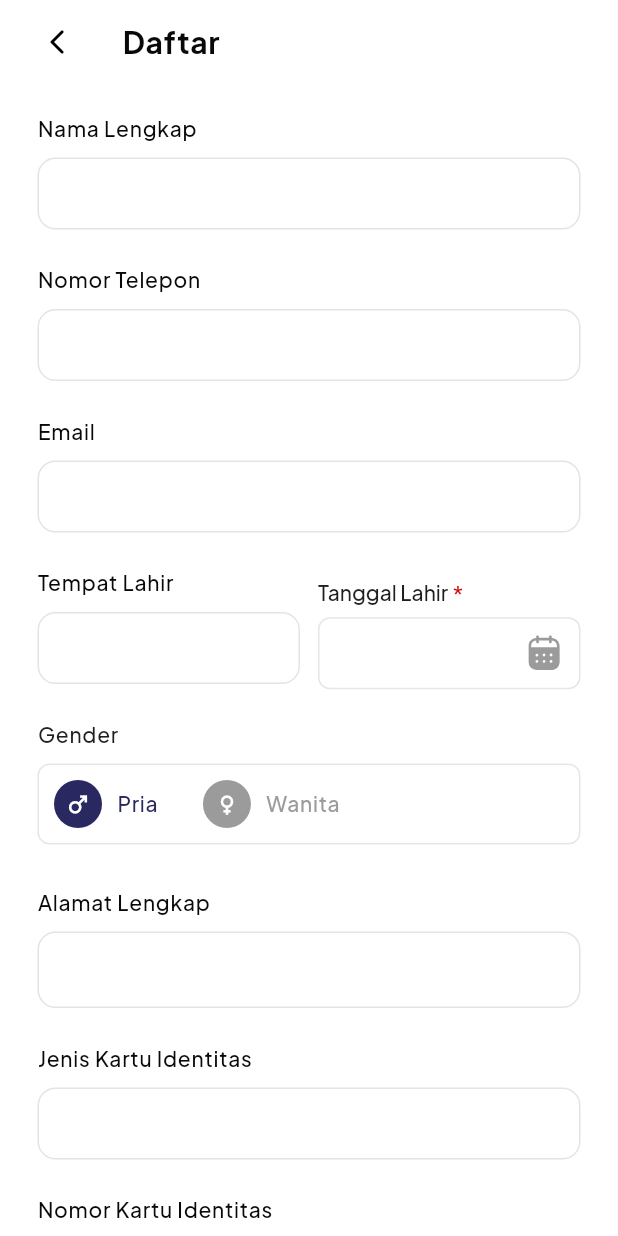
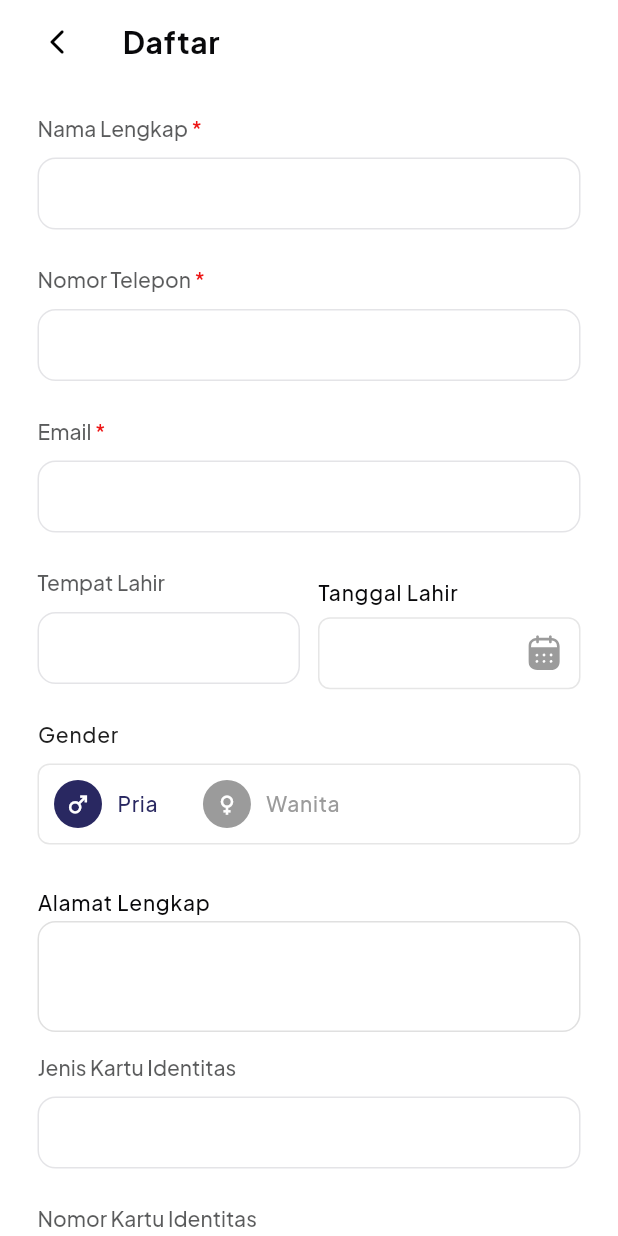
Before and after one commit to khalllishaa/shantika_cubit, a Flutter app: the RegisterScreen screen opened directly, on a phone screen of 412 x 824 dp. Run offline on Flutter 3.47's test engine with Material 3 defaults, Android fonts, the phone set to English and light mode, and no system bars; our stand-ins replace bloc, cached_network_image, chewie, device_info_plus, dio, dotted_line and 31 more; missing offline and left inert: awesome_dio_interceptor, flutter_downloader, flutter_pdfview, with_space_between; accounts and stored records are empty; generated files the repository leaves out were written again; project files that could hold a hidden picture were left out.

Commit message:
fix: [KK] add required custom text form

```diff
--- a/lib/features/authentication/register/register_screen.dart
+++ b/lib/features/authentication/register/register_screen.dart
@@ -92,14 +92,16 @@ class RegisterScreen extends StatelessWidget {
               children: [
                 CustomTextFormField(
                   titleSection: 'Nama Lengkap',
-                  maxLines: 1,
+                  isRequired: true,
                   controller: _nameController,
-                  validator: (val) => val?.isEmpty == true ? 'Nama lengkap harus diisi' : null,
+                  validator: (val) =>
+                  val?.isEmpty == true ? 'Nama lengkap harus diisi' : null,
                 ),
                 SizedBox(height: space400),
 
                 CustomTextFormField(
                   titleSection: 'Nomor Telepon',
+                  isRequired: true,
                   keyboardType: TextInputType.phone,
                   maxLines: 1,
                   controller: _phoneController,
@@ -109,6 +111,7 @@ class RegisterScreen extends StatelessWidget {
 
                 CustomTextFormField(
                   titleSection: 'Email',
+                  isRequired: true,
                   keyboardType: TextInputType.emailAddress,
                   maxLines: 1,
                   controller: _emailController,
@@ -118,7 +121,6 @@ class RegisterScreen extends StatelessWidget {
 
                 Row(
                   children: [
-                    // ✅ Tempat Lahir - pakai CustomTextFormField
                     Expanded(
                       child: CustomTextFormField(
                         titleSection: 'Tempat Lahir',
@@ -127,9 +129,8 @@ class RegisterScreen extends StatelessWidget {
                         validator: (val) => val?.isEmpty == true ? 'Tempat lahir harus diisi' : null,
                       ),
                     ),
-                    const SizedBox(width: 12),
+                    SizedBox(width: spacing4),
 
-                    // ✅ Tanggal Lahir - custom styled dengan SVG icon
                     Expanded(
                       child: _buildDateField(
                         label: 'Tanggal Lahir',
@@ -145,8 +146,8 @@ class RegisterScreen extends StatelessWidget {
                 _buildGenderSelector(),
                 SizedBox(height: space800),
 
-                CustomTextFormField(
-                  titleSection: 'Alamat Lengkap',
+                _buildTextField(
+                  title: "Alamat Lengkap",
                   controller: _addressController,
                   maxLines: 3,
                   validator: (val) => val?.isEmpty == true ? 'Alamat harus diisi' : null,
@@ -198,6 +199,49 @@ class RegisterScreen extends StatelessWidget {
     );
   }
 
+  Widget _buildTextField({
+    required String title,
+    required TextEditingController controller,
+    String? hintText,
+    int maxLines = 1,
+    String? Function(String?)? validator,
+  }) {
+    return Column(
+      crossAxisAlignment: CrossAxisAlignment.start,
+      children: [
+        Text(
+          title,
+          style: smMedium.copyWith(fontWeight: FontWeight.w500),
+        ),
+        SizedBox(height: space100),
+        TextFormField(
+          controller: controller,
+          validator: validator,
+          maxLines: maxLines,
+          decoration: InputDecoration(
+            hintText: hintText,
+            hintStyle: xsMedium.copyWith(color: black300),
+            filled: true,
+            fillColor: Colors.white,
+            contentPadding: EdgeInsets.symmetric(
+              horizontal: 16,
+              vertical: maxLines > 1 ? 16 : 12,
+            ),
+            enabledBorder: OutlineInputBorder(
+              borderRadius: BorderRadius.circular(12),
+              borderSide: BorderSide(color: Colors.grey.shade300, width: 1),
+            ),
+            focusedBorder: OutlineInputBorder(
+              borderRadius: BorderRadius.circular(12),
+              borderSide: BorderSide(color: Colors.grey.shade400, width: 1.2),
+            ),
+          ),
+          style: xsMedium.copyWith(color: black900),
+        ),
+      ],
+    );
+  }
+
   String _parseDateToApi(String dateStr) {
     try {
       final parts = dateStr.split('/');
@@ -221,18 +265,7 @@ class RegisterScreen extends StatelessWidget {
     return Column(
       crossAxisAlignment: CrossAxisAlignment.start,
       children: [
-        RichText(
-          text: TextSpan(
-            text: label,
-            style: smMedium.copyWith(color: textDarkPrimary),
-            children: [
-              TextSpan(
-                text: ' *',
-                style: TextStyle(color: primaryColor700),
-              ),
-            ],
-          ),
-        ),
+        Text('Tanggal Lahir', style: smMedium.copyWith(fontWeight: FontWeight.w500)),
         SizedBox(height: space200),
         TextFormField(
           controller: controller,
--- a/lib/ui/shared_widget/custom_form_field.dart
+++ b/lib/ui/shared_widget/custom_form_field.dart
@@ -8,12 +8,14 @@ class CustomFormField extends StatelessWidget {
   const CustomFormField({
     super.key,
     this.titleSection,
+    this.titleSectionWidget, // ✅ Tambahin ini
     required this.child,
     this.helperText,
     this.helper,
   });
 
   final String? titleSection;
+  final Widget? titleSectionWidget; // ✅ Tambahin ini
   final Widget? helper;
   final String? helperText;
   final Widget child;
@@ -23,14 +25,18 @@ class CustomFormField extends StatelessWidget {
     return Column(
       crossAxisAlignment: CrossAxisAlignment.stretch,
       children: [
-        if (titleSection != '')
+        if (titleSectionWidget != null)
+          titleSectionWidget!
+        else if (titleSection != '')
           Text(
             titleSection ?? '',
             style: smMedium.copyWith(fontWeight: FontWeight.w500),
           ),
         SizedBox(height: space300),
         child,
-        helper != null || helperText != null ? const SizedBox(height: 6) : const SizedBox(),
+        helper != null || helperText != null
+            ? const SizedBox(height: 6)
+            : const SizedBox(),
         _generateHelper(),
       ],
     );
--- a/lib/ui/shared_widget/custom_text_form_field.dart
+++ b/lib/ui/shared_widget/custom_text_form_field.dart
@@ -12,6 +12,7 @@ class CustomTextFormField extends StatelessWidget {
   CustomTextFormField(
       {super.key,
         this.titleSection,
+        this.isRequired = false,
         required this.controller,
         this.keyboardType = TextInputType.text,
         this.placeholder,
@@ -42,6 +43,7 @@ class CustomTextFormField extends StatelessWidget {
         this.verticalContentPadding});
 
   final String? titleSection;
+  final bool isRequired;
   final String? subtitleSection;
   final BoxConstraints? suffixIconConstraints;
   final TextEditingController controller;
@@ -73,14 +75,28 @@ class CustomTextFormField extends StatelessWidget {
 
   @override
   Widget build(BuildContext context) {
-    final inputStyle = smMedium.copyWith(
-      color: black700_70
-    );
+    final inputStyle = smMedium.copyWith(color: black700_70);
     if (defaultValue != null) {
       controller.text = defaultValue ?? "";
     }
+
     return CustomFormField(
-      titleSection: titleSection ?? '',
+      titleSectionWidget: titleSection != null
+          ? RichText(
+        text: TextSpan(
+          text: titleSection,
+          style: smMedium.copyWith(color: black700_70),
+          children: isRequired
+              ? [
+            TextSpan(
+              text: ' *',
+              style: smMedium.copyWith(color: textPrimary),
+            )
+          ]
+              : [],
+        ),
+      )
+          : null,
       helper: helper,
       helperText: helperText,
       child: TextFormField(
@@ -98,14 +114,17 @@ class CustomTextFormField extends StatelessWidget {
         onFieldSubmitted: onSubmit,
         inputFormatters: inputFormatters,
         decoration: inputDecoration().copyWith(
-          contentPadding: EdgeInsets.symmetric(horizontal: space400, vertical: verticalContentPadding ?? 0),
-          hintStyle: const TextStyle(color: textNeutralSecondary, fontWeight: FontWeight.w400),
+          contentPadding: EdgeInsets.symmetric(
+              horizontal: space400, vertical: verticalContentPadding ?? 0),
+          hintStyle: const TextStyle(
+              color: textNeutralSecondary, fontWeight: FontWeight.w400),
           suffixIcon: suffixIcon,
           prefixText: prefixText,
           prefixStyle: const TextStyle(color: textButtonOutlined),
           prefix: prefix,
           prefixIcon: prefixIcon,
-          prefixIconConstraints: const BoxConstraints(minHeight: 20, minWidth: 20),
+          prefixIconConstraints:
+          const BoxConstraints(minHeight: 20, minWidth: 20),
           hintText: placeholder,
           suffixIconConstraints: suffixIconConstraints,
           errorText: validator == null ? null : errorText,
@@ -119,9 +138,6 @@ class CustomTextFormField extends StatelessWidget {
         },
         onChanged: onChanged,
         onTapOutside: (event) {
-          // if (focusNode?.hasFocus ?? false) {
-          //   onSubmit?.call(controller.text);
-          // }
           FocusManager.instance.primaryFocus?.unfocus();
         },
       ),
```
Lines whose indentation alone changed are shown as unchanged.
